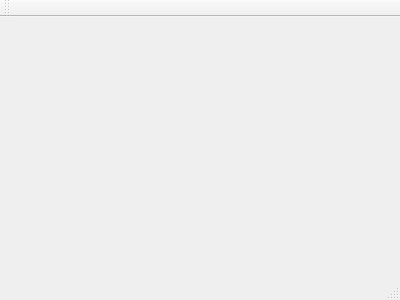
Qt form reparationGarage/mainwindow.ui (EquipeNord/reparationVroumVroum) before a commit.
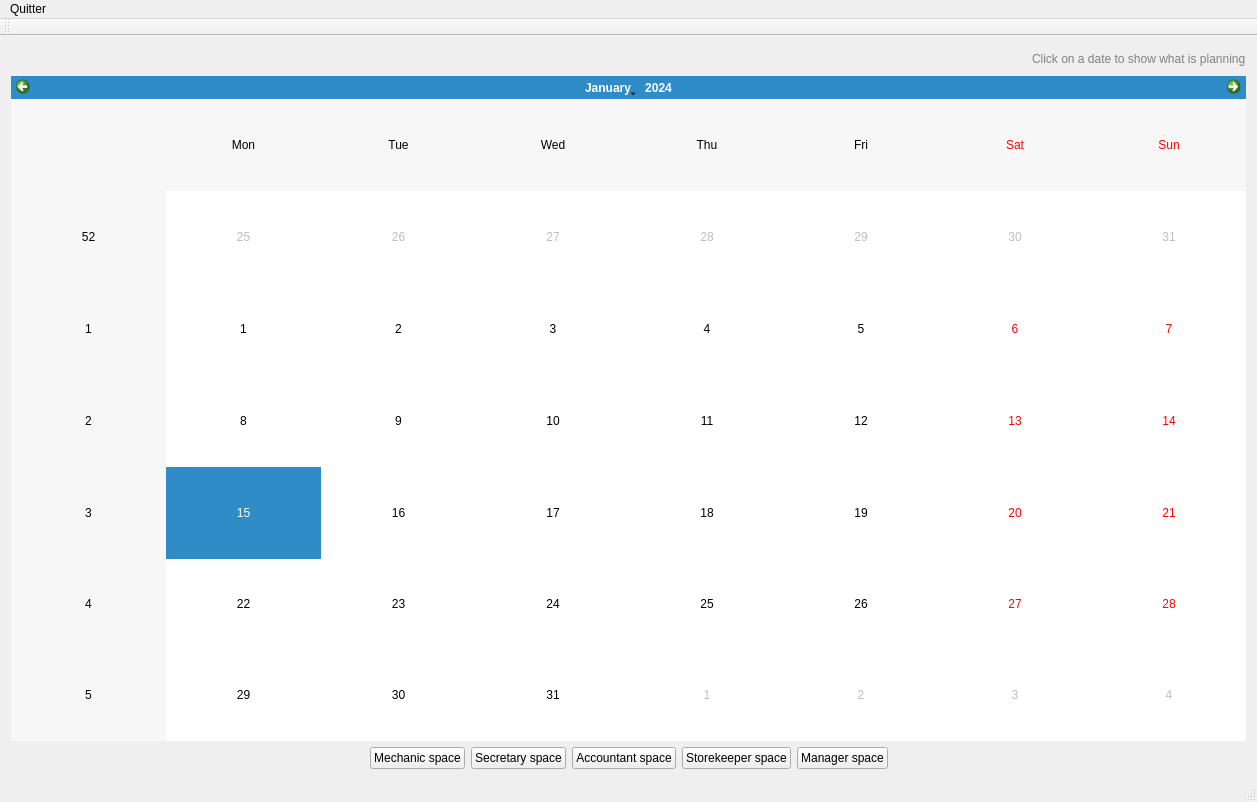
The same form after that commit.

Commit message: envoi de la mainwindow avec le dialog pour les taches du jour

```diff
--- a/reparationGarage/mainwindow.ui
+++ b/reparationGarage/mainwindow.ui
@@ -1,24 +1,167 @@
 <ui version="4.0">
  <class>MainWindow</class>
- <widget class="QMainWindow" name="MainWindow" >
-  <property name="geometry" >
+ <widget class="QMainWindow" name="MainWindow">
+  <property name="geometry">
    <rect>
     <x>0</x>
     <y>0</y>
-    <width>400</width>
-    <height>300</height>
+    <width>1257</width>
+    <height>802</height>
    </rect>
   </property>
   <property name="windowTitle" >
    <string>MainWindow</string>
   </property>
-  <widget class="QMenuBar" name="menuBar" />
-  <widget class="QToolBar" name="mainToolBar" />
-  <widget class="QWidget" name="centralWidget" />
-  <widget class="QStatusBar" name="statusBar" />
+  <widget class="QWidget" name="centralWidget">
+   <layout class="QVBoxLayout" name="verticalLayout">
+    <item>
+     <layout class="QHBoxLayout" name="horizontalLayout_2">
+      <item>
+       <widget class="QLabel" name="labelUserId">
+        <property name="font">
+         <font>
+          <pointsize>15</pointsize>
+         </font>
+        </property>
+        <property name="text">
+         <string/>
+        </property>
+        <property name="alignment">
+         <set>Qt::AlignLeading|Qt::AlignLeft|Qt::AlignVCenter</set>
+        </property>
+       </widget>
+      </item>
+      <item>
+       <spacer name="horizontalSpacer_3">
+        <property name="orientation">
+         <enum>Qt::Horizontal</enum>
+        </property>
+        <property name="sizeHint" stdset="0">
+         <size>
+          <width>40</width>
+          <height>20</height>
+         </size>
+        </property>
+       </spacer>
+      </item>
+      <item>
+       <widget class="QLabel" name="label">
+        <property name="styleSheet">
+         <string notr="true">color: grey;</string>
+        </property>
+        <property name="text">
+         <string>Click on a date to show what is planning</string>
+        </property>
+       </widget>
+      </item>
+     </layout>
+    </item>
+    <item>
+     <widget class="QCalendarWidget" name="calendarWidgetPlanning"/>
+    </item>
+    <item>
+     <layout class="QHBoxLayout" name="horizontalLayout">
+      <item>
+       <spacer name="horizontalSpacer_2">
+        <property name="orientation">
+         <enum>Qt::Horizontal</enum>
+        </property>
+        <property name="sizeHint" stdset="0">
+         <size>
+          <width>40</width>
+          <height>20</height>
+         </size>
+        </property>
+       </spacer>
+      </item>
+      <item>
+       <widget class="QPushButton" name="pushButtonMecanicien">
+        <property name="text">
+         <string>Mechanic space</string>
+        </property>
+       </widget>
+      </item>
+      <item>
+       <widget class="QPushButton" name="pushButtonSecretaire">
+        <property name="text">
+         <string>Secretary space</string>
+        </property>
+       </widget>
+      </item>
+      <item>
+       <widget class="QPushButton" name="pushButtonComptable">
+        <property name="text">
+         <string>Accountant space</string>
+        </property>
+       </widget>
+      </item>
+      <item>
+       <widget class="QPushButton" name="pushButtonMagasinier">
+        <property name="text">
+         <string>Storekeeper space</string>
+        </property>
+       </widget>
+      </item>
+      <item>
+       <widget class="QPushButton" name="pushButtonDirecteur">
+        <property name="text">
+         <string>Manager space</string>
+        </property>
+       </widget>
+      </item>
+      <item>
+       <spacer name="horizontalSpacer">
+        <property name="orientation">
+         <enum>Qt::Horizontal</enum>
+        </property>
+        <property name="sizeHint" stdset="0">
+         <size>
+          <width>40</width>
+          <height>20</height>
+         </size>
+        </property>
+       </spacer>
+      </item>
+     </layout>
+    </item>
+   </layout>
+  </widget>
+  <widget class="QMenuBar" name="menuBar">
+   <property name="geometry">
+    <rect>
+     <x>0</x>
+     <y>0</y>
+     <width>1257</width>
+     <height>24</height>
+    </rect>
+   </property>
+   <widget class="QMenu" name="menuQuitter">
+    <property name="title">
+     <string>Quitter</string>
+    </property>
+    <addaction name="actionFermer_la_fen_tre"/>
+   </widget>
+   <addaction name="menuQuitter"/>
+  </widget>
+  <widget class="QToolBar" name="mainToolBar">
+   <attribute name="toolBarArea">
+    <enum>TopToolBarArea</enum>
+   </attribute>
+   <attribute name="toolBarBreak">
+    <bool>false</bool>
+   </attribute>
+  </widget>
+  <widget class="QStatusBar" name="statusBar"/>
+  <action name="actionFermer_la_fen_tre">
+   <property name="text">
+    <string>Fermer la fenêtre</string>
+   </property>
+   <property name="shortcut">
+    <string>Ctrl+Q</string>
+   </property>
+  </action>
  </widget>
- <layoutDefault spacing="6" margin="11" />
- <pixmapfunction></pixmapfunction>
+ <layoutdefault spacing="6" margin="11"/>
  <resources/>
  <connections/>
 </ui>
```
Left out of the diff: 5 changed lines with no effect on the pictures. The commit also changes 5 other files.
